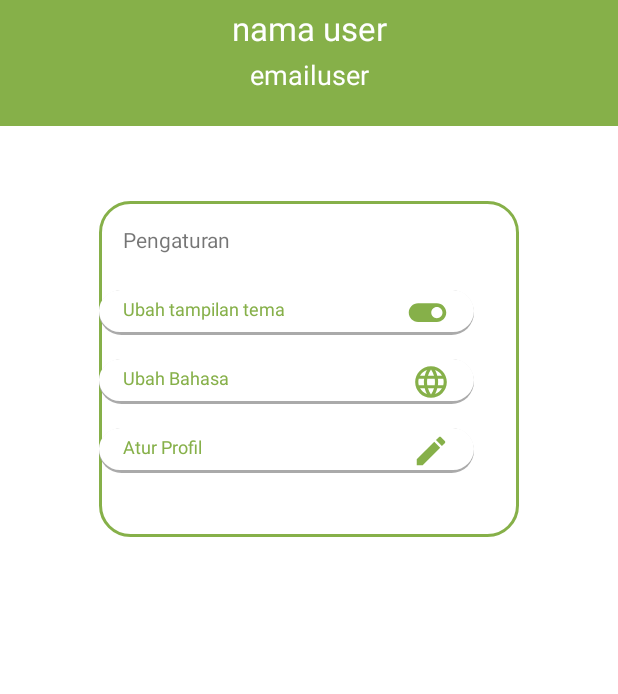
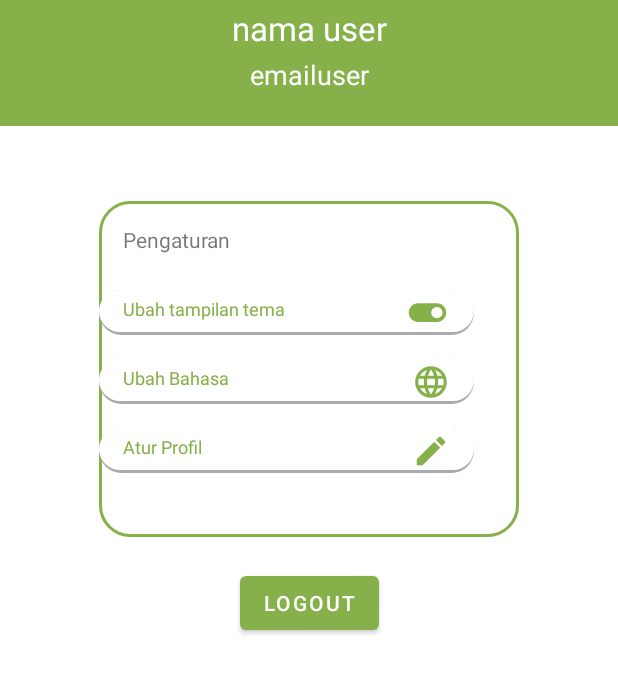
Before and after one commit to Yume-Desu/-prjct_capstone_c22-ps348, an Android app: the ProfileActivity screen opened directly, with no data from a screen before it, on a phone screen of 412 x 824 dp, the part 294-988 px from its top. Run offline under Robolectric (Android 15) with nearby library versions, the phone set to English and light mode, and no system bars.

Commit message:
add logout function

```diff
--- a/MD-Project/KuDaur/app/src/main/java/com/bangkit/capstoneproject/kudaur/ui/addTrash/AddTrashFragment.kt
+++ b/MD-Project/KuDaur/app/src/main/java/com/bangkit/capstoneproject/kudaur/ui/addTrash/AddTrashFragment.kt
@@ -160,6 +160,7 @@ class AddTrashFragment : Fragment() {
         )
 
         binding.tvResult.text = classes[maxPos]
+        binding.tvResult.visibility = View.VISIBLE
 
 //        binding.tvResult.text = getString(R.string.metal)
 
--- a/MD-Project/KuDaur/app/src/main/java/com/bangkit/capstoneproject/kudaur/ui/profile/ProfileActivity.kt
+++ b/MD-Project/KuDaur/app/src/main/java/com/bangkit/capstoneproject/kudaur/ui/profile/ProfileActivity.kt
@@ -1,16 +1,31 @@
 package com.bangkit.capstoneproject.kudaur.ui.profile
 
+import android.content.Intent
 import androidx.appcompat.app.AppCompatActivity
 import android.os.Bundle
 import android.view.MenuItem
+import com.bangkit.capstoneproject.kudaur.MainActivity
 import com.bangkit.capstoneproject.kudaur.R
+import com.bangkit.capstoneproject.kudaur.data.preferences.SessionPreference
+import com.bangkit.capstoneproject.kudaur.databinding.ActivityProfileBinding
 
 class ProfileActivity : AppCompatActivity() {
+
+    private lateinit var binding: ActivityProfileBinding
+
     override fun onCreate(savedInstanceState: Bundle?) {
         super.onCreate(savedInstanceState)
-        setContentView(R.layout.activity_profile)
+        binding = ActivityProfileBinding.inflate(layoutInflater)
+        setContentView(binding.root)
         supportActionBar?.setDisplayHomeAsUpEnabled(true)
         supportActionBar?.title = getString(R.string.profile)
+
+        binding.buttonLogout.setOnClickListener {
+            SessionPreference(this).clearSession()
+            val moveActivity = Intent(this@ProfileActivity, MainActivity::class.java)
+            startActivity(moveActivity)
+            finish()
+        }
     }
 
     override fun onOptionsItemSelected(item: MenuItem): Boolean {
--- a/MD-Project/KuDaur/app/src/main/res/layout/activity_profile.xml
+++ b/MD-Project/KuDaur/app/src/main/res/layout/activity_profile.xml
@@ -60,6 +60,7 @@
     </FrameLayout>
 
     <FrameLayout
+        android:id="@+id/frameLayout4"
         android:layout_width="280dp"
         android:layout_height="224dp"
         android:layout_marginTop="50dp"
@@ -214,4 +215,14 @@
         </androidx.constraintlayout.widget.ConstraintLayout>
 
     </FrameLayout>
+
+    <Button
+        android:id="@+id/button_logout"
+        android:layout_width="wrap_content"
+        android:layout_height="wrap_content"
+        android:layout_marginTop="20dp"
+        android:text="Logout"
+        app:layout_constraintEnd_toEndOf="@+id/frameLayout4"
+        app:layout_constraintStart_toStartOf="@+id/frameLayout4"
+        app:layout_constraintTop_toBottomOf="@+id/frameLayout4" />
 </androidx.constraintlayout.widget.ConstraintLayout>
--- a/MD-Project/KuDaur/app/src/main/res/layout/fragment_add_trash.xml
+++ b/MD-Project/KuDaur/app/src/main/res/layout/fragment_add_trash.xml
@@ -15,8 +15,8 @@
 
     <ImageView
         android:id="@+id/img_trash"
-        android:layout_width="212dp"
-        android:layout_height="212dp"
+        android:layout_width="225dp"
+        android:layout_height="225dp"
         android:layout_marginStart="20dp"
         android:layout_marginTop="16dp"
         android:layout_marginEnd="20dp"
@@ -79,7 +79,7 @@
         android:textStyle="bold"
         android:textSize="24sp"
         android:textColor="@color/light_green"
-        android:visibility="visible"
+        android:visibility="invisible"
         app:layout_constraintEnd_toEndOf="@+id/tv_trash_type"
         app:layout_constraintStart_toStartOf="@+id/tv_trash_type"
         app:layout_constraintTop_toBottomOf="@+id/tv_trash_type" />
```
